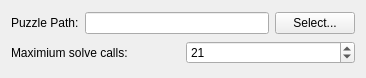
First picture: the form in src/prefs_base.ui, repository omllobet/kmagnet, before the edit.
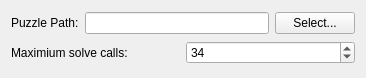
Second picture: the form after the edit.

```diff
--- a/src/prefs_base.ui
+++ b/src/prefs_base.ui
@@ -59,7 +59,7 @@
         <number>25000</number>
        </property>
        <property name="value">
-        <number>21</number>
+        <number>34</number>
        </property>
       </widget>
      </item>
```
